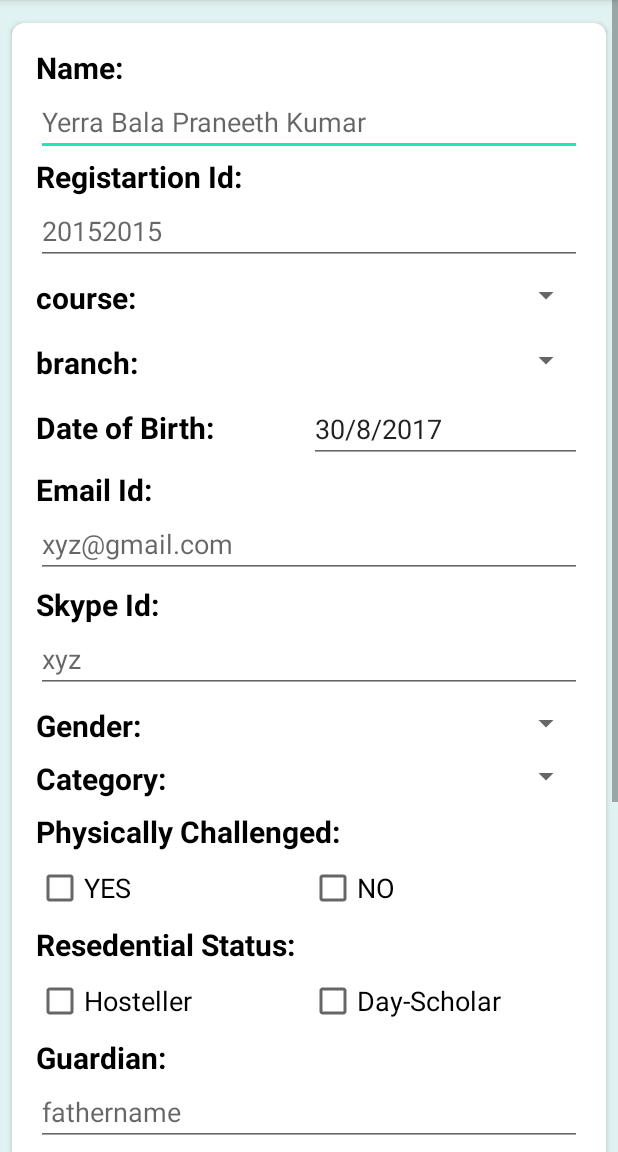
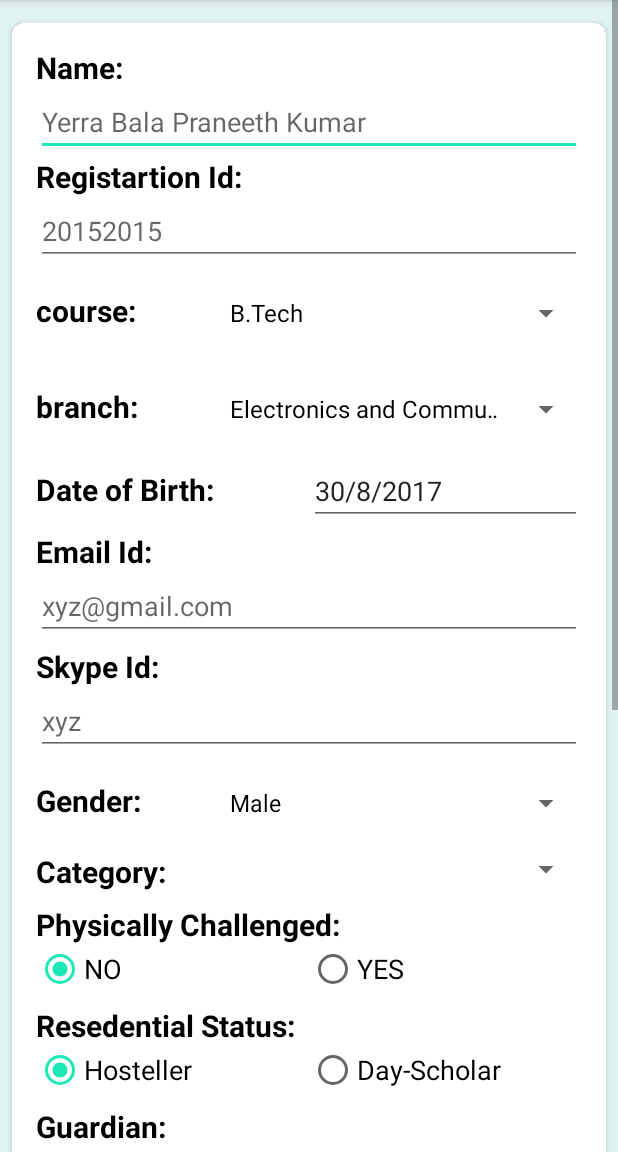
Before and after one commit to PranayAnugurti/CollegePortal, an Android app: the Tab1Form screen opened directly, with no data from a screen before it, on a phone screen of 412 x 824 dp, the part 84-1236 px from its top. Run offline under Robolectric (Android 15) with nearby library versions, the phone set to English and light mode, and no system bars; libraries missing offline, so code that uses them is left out: com.mikelau.countrypickerx.

Commit message:
Form1 and Form2 completed

```diff
--- a/app/build.gradle
+++ b/app/build.gradle
@@ -30,5 +30,6 @@ dependencies {
     compile 'com.android.support:support-v4:25.3.1'
     compile 'com.android.support:cardview-v7:25.3.1'
     compile 'de.hdodenhof:circleimageview:2.1.0'
+    compile 'com.github.ekimual:country-picker-x:1.0.0'
     testCompile 'junit:junit:4.12'
 }
--- a/app/src/main/java/com/praneethcorporation/collegeportal/Tab1Form.java
+++ b/app/src/main/java/com/praneethcorporation/collegeportal/Tab1Form.java
@@ -10,32 +10,150 @@ import android.support.annotation.RequiresApi;
 import android.support.v7.app.AppCompatActivity;
 import android.view.MotionEvent;
 import android.view.View;
+import android.widget.AdapterView;
+import android.widget.ArrayAdapter;
+import android.widget.Button;
+import android.widget.CheckBox;
+import android.widget.CompoundButton;
 import android.widget.DatePicker;
 import android.widget.EditText;
+import android.widget.RadioButton;
+import android.widget.RadioGroup;
+import android.widget.Spinner;
 import android.widget.Toast;
+
+import com.mikelau.countrypickerx.Country;
+import com.mikelau.countrypickerx.CountryPickerCallbacks;
+import com.mikelau.countrypickerx.CountryPickerDialog;
 
 /**
  * Created by user on 8/30/2017.
  */
 
 public class Tab1Form extends AppCompatActivity {
-   EditText dateofbirth;
+    EditText dateofbirth;
     private DatePicker datePicker;
     private Calendar calendar;
     private int year, month, day;
+    RadioGroup radiophGroup, radioresedentialgroup, radiomartialgroup;
+    RadioButton ph, res, martial;
+    Button save;
+    Spinner genderSpinner,branchSpinner,courseSpinner,countrySpinner,stateSpinner;
+    ArrayAdapter<CharSequence> genderAdapter,branchAdapter,courseAdapter,countryAdapter,stateAdapter;
 
     @RequiresApi(api = Build.VERSION_CODES.N)
     @Override
     protected void onCreate(@Nullable Bundle savedInstanceState) {
         super.onCreate(savedInstanceState);
         setContentView(R.layout.tab1form);
-        dateofbirth = (EditText)findViewById(R.id.et_datapicker);
+        save = (Button) findViewById(R.id.saveform1);
+        radiophGroup = (RadioGroup) findViewById(R.id.radiophGroup);
+        radioresedentialgroup = (RadioGroup) findViewById(R.id.radioresedentialGroup);
+        radiomartialgroup = (RadioGroup) findViewById(R.id.radiomartialGroup);
+        genderSpinner = (Spinner)findViewById(R.id.genderspinner);
+        genderAdapter = ArrayAdapter.createFromResource(this,R.array.gender,R.layout.support_simple_spinner_dropdown_item);
+        genderAdapter.setDropDownViewResource(R.layout.support_simple_spinner_dropdown_item);
+        genderSpinner.setAdapter(genderAdapter);
+        genderSpinner.setOnItemSelectedListener(new AdapterView.OnItemSelectedListener() {
+            @Override
+            public void onItemSelected(AdapterView<?> parent, View view, int position, long id) {
+                Toast.makeText(getApplicationContext(), parent.getItemIdAtPosition(position)+" selected", Toast.LENGTH_SHORT).show();
+            }
+
+            @Override
+            public void onNothingSelected(AdapterView<?> parent) {
+
+            }
+        });
+        branchSpinner = (Spinner)findViewById(R.id.branchspinner);
+        branchAdapter = ArrayAdapter.createFromResource(this,R.array.branch,R.layout.support_simple_spinner_dropdown_item);
+        branchAdapter.setDropDownViewResource(R.layout.support_simple_spinner_dropdown_item);
+        branchSpinner.setAdapter(branchAdapter);
+        branchSpinner.setOnItemSelectedListener(new AdapterView.OnItemSelectedListener() {
+            @Override
+            public void onItemSelected(AdapterView<?> parent, View view, int position, long id) {
+                Toast.makeText(getApplicationContext(), parent.getItemIdAtPosition(position)+" selected", Toast.LENGTH_SHORT).show();
+            }
+
+            @Override
+            public void onNothingSelected(AdapterView<?> parent) {
+
+            }
+        });
+        courseSpinner = (Spinner)findViewById(R.id.coursespinner);
+        courseAdapter = ArrayAdapter.createFromResource(this,R.array.course,R.layout.support_simple_spinner_dropdown_item);
+        courseAdapter.setDropDownViewResource(R.layout.support_simple_spinner_dropdown_item);
+        courseSpinner.setAdapter(courseAdapter);
+        courseSpinner.setOnItemSelectedListener(new AdapterView.OnItemSelectedListener() {
+            @Override
+            public void onItemSelected(AdapterView<?> parent, View view, int position, long id) {
+                Toast.makeText(getApplicationContext(), parent.getItemIdAtPosition(position)+" selected", Toast.LENGTH_SHORT).show();
+
+            }
+
+            @Override
+            public void onNothingSelected(AdapterView<?> parent) {
+
+            }
+        });
+
+        countrySpinner = (Spinner)findViewById(R.id.countryspinner);
+        countryAdapter = ArrayAdapter.createFromResource(this,R.array.country,R.layout.support_simple_spinner_dropdown_item);
+        courseAdapter.setDropDownViewResource(R.layout.support_simple_spinner_dropdown_item);
+        countrySpinner.setAdapter(countryAdapter);
+        countrySpinner.setOnItemSelectedListener(new AdapterView.OnItemSelectedListener() {
+            @Override
+            public void onItemSelected(AdapterView<?> parent, View view, int position, long id) {
+                Toast.makeText(getApplicationContext(), parent.getItemIdAtPosition(position)+" selected", Toast.LENGTH_SHORT).show();
+
+            }
+
+            @Override
+            public void onNothingSelected(AdapterView<?> parent) {
+
+            }
+        });
+
+
+         stateSpinner= (Spinner)findViewById(R.id.statespinner);
+        stateAdapter = ArrayAdapter.createFromResource(this,R.array.states,R.layout.support_simple_spinner_dropdown_item);
+        stateAdapter.setDropDownViewResource(R.layout.support_simple_spinner_dropdown_item);
+        stateSpinner.setAdapter(stateAdapter);
+        stateSpinner.setOnItemSelectedListener(new AdapterView.OnItemSelectedListener() {
+            @Override
+            public void onItemSelected(AdapterView<?> parent, View view, int position, long id) {
+                Toast.makeText(getApplicationContext(), parent.getItemIdAtPosition(position)+" selected", Toast.LENGTH_SHORT).show();
+
+            }
+
+            @Override
+            public void onNothingSelected(AdapterView<?> parent) {
+
+            }
+        });
+
+
+
+        save.setOnClickListener(new View.OnClickListener() {
+            @Override
+            public void onClick(View v) {
+                int phselectedId = radiophGroup.getCheckedRadioButtonId();
+                int resselectedId = (radioresedentialgroup).getCheckedRadioButtonId();
+                int martialId = (radiomartialgroup).getCheckedRadioButtonId();
+                ph = (RadioButton) findViewById(phselectedId);
+                res = (RadioButton) findViewById(resselectedId);
+                martial = (RadioButton) findViewById(martialId);
+                Toast.makeText(getApplicationContext(), ph.getText() + "\n" + res.getText() + "\n" + martial.getText(), Toast.LENGTH_SHORT).show();
+            }
+        });
+
+        dateofbirth = (EditText) findViewById(R.id.et_datapicker);
         calendar = Calendar.getInstance();
         year = calendar.get(Calendar.YEAR);
 
         month = calendar.get(Calendar.MONTH);
         day = calendar.get(Calendar.DAY_OF_MONTH);
-        showDate(year, month+1, day);
+        showDate(year, month + 1, day);
         dateofbirth.setOnTouchListener(new View.OnTouchListener() {
             @Override
             public boolean onTouch(View v, MotionEvent event) {
@@ -50,6 +168,7 @@ public class Tab1Form extends AppCompatActivity {
         });
 
     }
+
     private DatePickerDialog.OnDateSetListener myDateListener = new
             DatePickerDialog.OnDateSetListener() {
                 @Override
@@ -59,13 +178,15 @@ public class Tab1Form extends AppCompatActivity {
                     // arg1 = year
                     // arg2 = month
                     // arg3 = day
-                    showDate(arg1, arg2+1, arg3);
+                    showDate(arg1, arg2 + 1, arg3);
                 }
             };
+
     private void showDate(int year, int month, int day) {
         dateofbirth.setText(new StringBuilder().append(day).append("/")
                 .append(month).append("/").append(year));
     }
+
     @Override
     protected Dialog onCreateDialog(int id) {
         // TODO Auto-generated method stub
--- a/app/src/main/java/com/praneethcorporation/collegeportal/Tab2Form.java
+++ b/app/src/main/java/com/praneethcorporation/collegeportal/Tab2Form.java
@@ -2,12 +2,22 @@ package com.praneethcorporation.collegeportal;
 
 import android.support.v7.app.AppCompatActivity;
 import android.os.Bundle;
+import android.widget.NumberPicker;
 
 public class Tab2Form extends AppCompatActivity {
-
+NumberPicker class10,class12;
     @Override
     protected void onCreate(Bundle savedInstanceState) {
         super.onCreate(savedInstanceState);
         setContentView(R.layout.tab2form);
+
+        class10 = (NumberPicker)findViewById(R.id.clas10yearPicker);
+        class10.setMaxValue(2050);
+        class10.setMinValue(2010);
+        class10.setValue(2013);
+        class12 = (NumberPicker)findViewById(R.id.clas12yearPicker);
+        class12.setMaxValue(2050);
+        class12.setMinValue(2010);
+        class12.setValue(2015);
     }
 }
--- a/app/src/main/res/layout/nav_header_home.xml
+++ b/app/src/main/res/layout/nav_header_home.xml
@@ -14,22 +14,22 @@
 
     <ImageView
         android:id="@+id/imageView"
-        android:layout_width="wrap_content"
-        android:layout_height="wrap_content"
+        android:layout_width="80dp"
+        android:layout_height="80dp"
         android:paddingTop="@dimen/nav_header_vertical_spacing"
-        app:srcCompat="@android:drawable/sym_def_app_icon" />
-
+        android:src="@drawable/image"
+        />
     <TextView
         android:layout_width="match_parent"
         android:layout_height="wrap_content"
         android:paddingTop="@dimen/nav_header_vertical_spacing"
-        android:text="Android Studio"
+        android:text="College Portal"
         android:textAppearance="@style/TextAppearance.AppCompat.Body1" />
 
     <TextView
         android:id="@+id/textView"
         android:layout_width="wrap_content"
         android:layout_height="wrap_content"
-        android:text="android.studio@android.com" />
+        android:text="Yerra Bala Praneeth Kumar" />
 
 </LinearLayout>
--- a/app/src/main/res/layout/tab1form.xml
+++ b/app/src/main/res/layout/tab1form.xml
@@ -198,26 +198,29 @@
                 android:text="Physically Challenged:"
                 android:textAppearance="@style/headertextstyle" />
 
-            <LinearLayout
-                android:layout_width="match_parent"
-                android:layout_height="wrap_content"
-                android:layout_marginTop="8dp"
-                android:layout_weight="1">
 
-                <CheckBox
+<RadioGroup
+    android:layout_width="match_parent"
+    android:layout_height="wrap_content"
+    android:orientation="horizontal"
+    android:id="@+id/radiophGroup">
+                <RadioButton
+                    android:id="@+id/yesradio"
+                    android:layout_width="0dp"
+                    android:layout_height="wrap_content"
+                    android:layout_weight="1"
+                    android:checked="true"
+                    android:textAppearance="@style/normaltextstyle"
+                    android:text="NO" />
+                <RadioButton
+                    android:id="@+id/noradio"
                     android:layout_width="0dp"
                     android:layout_height="wrap_content"
                     android:layout_weight="1"
                     android:textAppearance="@style/normaltextstyle"
                     android:text="YES" />
+            </RadioGroup>
 
-                <CheckBox
-                    android:layout_width="0dp"
-                    android:layout_height="wrap_content"
-                    android:layout_weight="1"
-                    android:textAppearance="@style/normaltextstyle"
-                    android:text="NO" />
-            </LinearLayout>
             <TextView
                 android:layout_width="wrap_content"
                 android:layout_height="wrap_content"
@@ -225,26 +228,29 @@
                 android:text="Resedential Status:"
                 android:textAppearance="@style/headertextstyle" />
 
-            <LinearLayout
+            <RadioGroup
                 android:layout_width="match_parent"
                 android:layout_height="wrap_content"
-                android:layout_marginTop="8dp"
-                android:layout_weight="1">
-
-                <CheckBox
-                    android:textAppearance="@style/normaltextstyle"
+                android:orientation="horizontal"
+                android:id="@+id/radioresedentialGroup">
+                <RadioButton
+                    android:id="@+id/hostellerradio"
                     android:layout_width="0dp"
                     android:layout_height="wrap_content"
                     android:layout_weight="1"
+                    android:checked="true"
+                    android:textAppearance="@style/normaltextstyle"
                     android:text="Hosteller" />
 
-                <CheckBox
+                <RadioButton
+                    android:id="@+id/dayscholarradio"
                     android:layout_width="0dp"
                     android:layout_height="wrap_content"
                     android:layout_weight="1"
                     android:textAppearance="@style/normaltextstyle"
                     android:text="Day-Scholar" />
-            </LinearLayout>
+            </RadioGroup>
+
 
             <TextView
                 android:layout_width="match_parent"
@@ -307,26 +313,28 @@
                 android:text="Martial Status:"
                 android:textAppearance="@style/headertextstyle" />
 
-            <LinearLayout
+            <RadioGroup
                 android:layout_width="match_parent"
                 android:layout_height="wrap_content"
-                android:layout_marginTop="8dp"
-                android:layout_weight="1">
-
-                <CheckBox
+                android:orientation="horizontal"
+                android:id="@+id/radiomartialGroup">
+                <RadioButton
+                    android:id="@+id/singleradio"
                     android:layout_width="0dp"
                     android:layout_height="wrap_content"
                     android:layout_weight="1"
+                    android:checked="true"
                     android:textAppearance="@style/normaltextstyle"
                     android:text="Single" />
-
-                <CheckBox
+                <RadioButton
+                    android:id="@+id/marriedradio"
                     android:layout_width="0dp"
                     android:layout_height="wrap_content"
                     android:layout_weight="1"
                     android:textAppearance="@style/normaltextstyle"
                     android:text="Married" />
-            </LinearLayout>
+            </RadioGroup>
+
 
 
             <LinearLayout
@@ -369,8 +377,17 @@
                     android:layout_width="0dp"
                     android:layout_height="wrap_content"
                     android:layout_weight="2"></Spinner>
+
             </LinearLayout>
-
+<Button
+    android:id="@+id/saveform1"
+    android:layout_marginTop="8dp"
+    android:layout_width="match_parent"
+    android:layout_height="wrap_content"
+    android:background="@color/colorPrimaryDark"
+    android:text="SAVE"
+    android:layout_marginBottom="8dp"
+    android:textColor="@color/white"/>
         </LinearLayout>
 
 
--- a/app/src/main/res/layout/tab2form.xml
+++ b/app/src/main/res/layout/tab2form.xml
@@ -74,7 +74,7 @@
                 <NumberPicker
                     android:id="@+id/clas10yearPicker"
                     android:layout_width="0dp"
-                    android:layout_height="50dp"
+                    android:layout_height="75dp"
                     android:layout_weight="1"></NumberPicker>
             </LinearLayout>
 
@@ -103,7 +103,7 @@
             </LinearLayout>
             <View
                 android:layout_width="match_parent"
-                android:layout_height="1dp"
+                android:layout_height="2dp"
                 android:background="@color/black"/>
 
             <TextView
@@ -157,7 +157,7 @@
                 <NumberPicker
                     android:id="@+id/clas12yearPicker"
                     android:layout_width="0dp"
-                    android:layout_height="50dp"
+                    android:layout_height="75dp"
                     android:layout_weight="1"></NumberPicker>
             </LinearLayout>
 
--- a/app/src/main/res/menu/activity_home_drawer.xml
+++ b/app/src/main/res/menu/activity_home_drawer.xml
@@ -5,31 +5,31 @@
         <item
             android:id="@+id/nav_camera"
             android:icon="@drawable/ic_menu_camera"
-            android:title="Import" />
+            android:title="Home" />
         <item
             android:id="@+id/nav_gallery"
             android:icon="@drawable/ic_menu_gallery"
-            android:title="Gallery" />
+            android:title="Profile" />
         <item
             android:id="@+id/nav_slideshow"
             android:icon="@drawable/ic_menu_slideshow"
-            android:title="Slideshow" />
+            android:title="Current Opening" />
         <item
             android:id="@+id/nav_manage"
             android:icon="@drawable/ic_menu_manage"
-            android:title="Tools" />
+            android:title="Registered Companies" />
     </group>
 
-    <item android:title="Communicate">
+    <item android:title="Placements">
         <menu>
             <item
                 android:id="@+id/nav_share"
                 android:icon="@drawable/ic_menu_share"
-                android:title="Share" />
+                android:title="Interview Experience" />
             <item
                 android:id="@+id/nav_send"
                 android:icon="@drawable/ic_menu_send"
-                android:title="Send" />
+                android:title="Old InterView Experience" />
         </menu>
     </item>
 
--- a/app/src/main/res/values/strings.xml
+++ b/app/src/main/res/values/strings.xml
@@ -6,4 +6,55 @@
     <string name="navigation_drawer_close">Close navigation drawer</string>
 
     <string name="action_settings">Settings</string>
+
+    <string-array name="gender">
+        <item>Male</item>
+        <item>Femlae</item>
+        <item>Other</item>
+
+    </string-array>
+    <string-array name="course">
+        <item>B.Tech</item>
+        <item>M.Tech</item>
+        <item>PHD</item>
+        <item>MCA</item>
+    </string-array>
+
+    <string-array name="branch">
+        <item>Electronics and Communication Engineering</item>
+        <item>Computer Science and Engineering</item>
+        <item>Information Technology</item>
+        <item>Electrical and Electronics Engineering</item>
+        <item>Mechanical Engineering</item>
+        <item>Civil Engineering</item>
+        <item>Production Engineering</item>
+        <item>Bio-Technology</item>
+        <item>Chemical Engineering</item>
+        <item>MCA</item>
+    </string-array>
+
+    <string-array name="country">
+        <item>India</item>
+        <item>Nepal</item>
+        <item>Bangladesh</item>
+        <item>Sri Lanka</item>
+        <item>UAE</item>
+        <item>EU</item>
+        <item>America</item>
+        <item>Australia</item>
+        <item>African Union</item>
+    </string-array>
+
+    <string-array name="states">
+        <item>Andhra Pradesh</item>
+        <item>Uttar Pradesh</item>
+        <item>Telangana</item>
+        <item>Karnataka</item>
+        <item>Bihar</item>
+        <item>Assam</item>
+        <item>jharkhand</item>
+        <item>Punjab</item>
+        <item>Harayana</item>
+    </string-array>
+
 </resources>
--- a/build.gradle
+++ b/build.gradle
@@ -3,6 +3,8 @@
 buildscript {
     repositories {
         jcenter()
+        maven { url "https://jitpack.io" }
+
     }
     dependencies {
         classpath 'com.android.tools.build:gradle:2.3.3'
@@ -15,6 +17,7 @@ buildscript {
 allprojects {
     repositories {
         jcenter()
+        maven { url "https://jitpack.io" }
     }
 }
 
```
Also changed, not shown: app/src/main/java/com/praneethcorporation/collegeportal/Tab2.java (+4 -3 lines).
